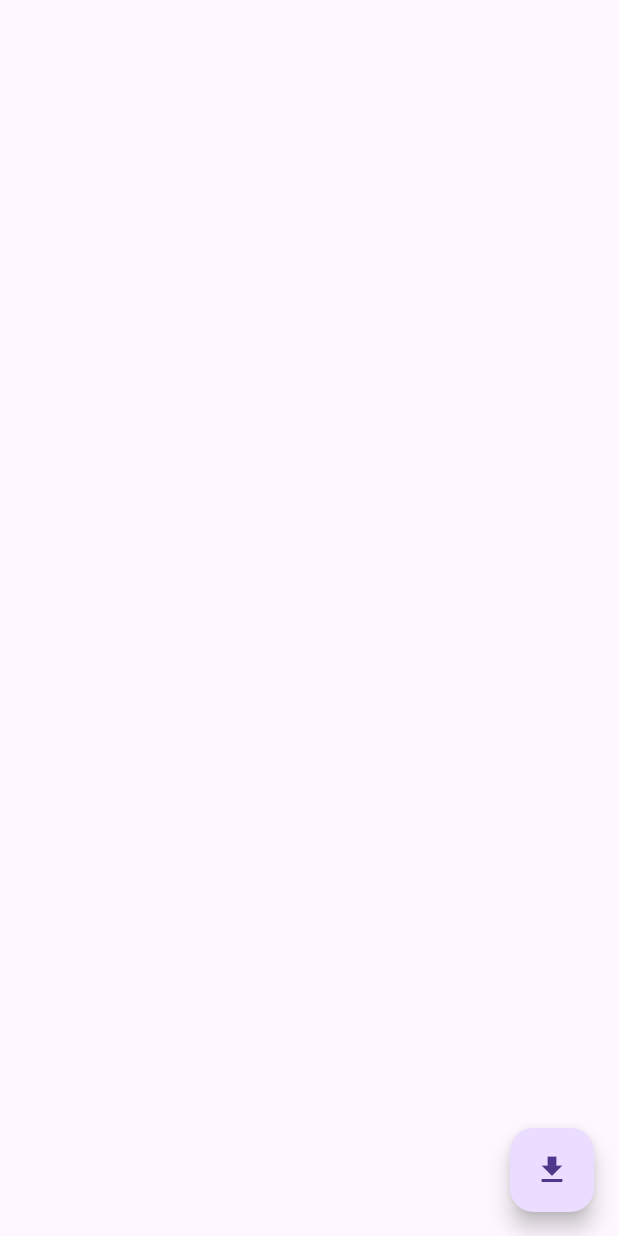
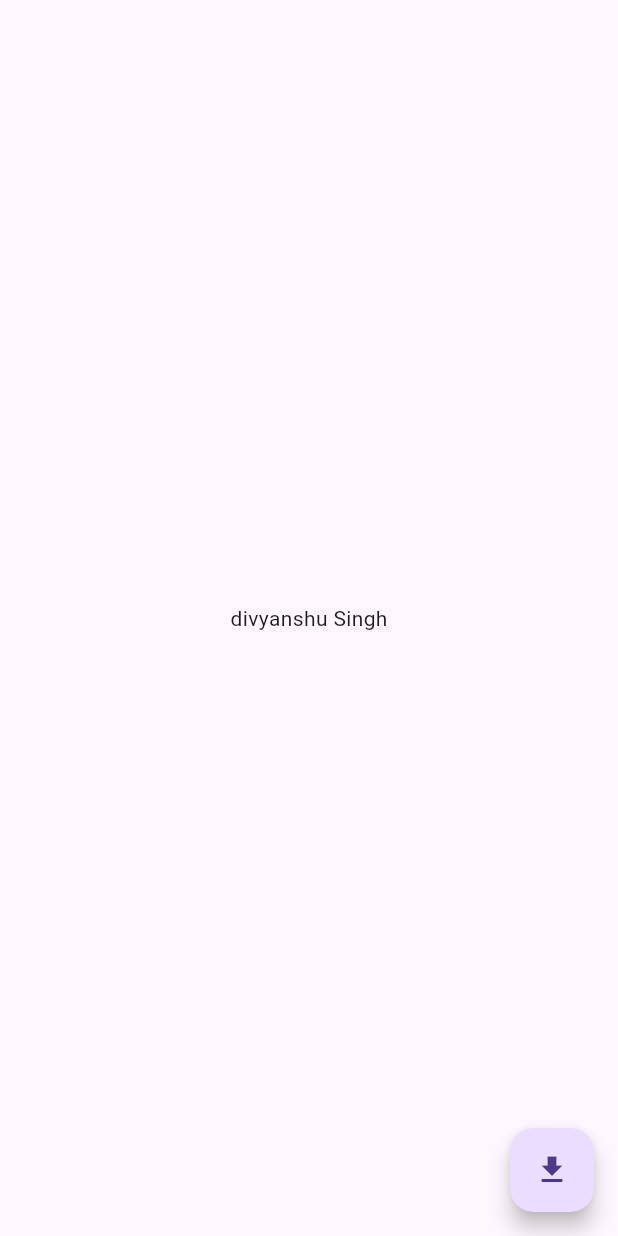
Before and after one commit to Divyanshu050303/Bloc, a Flutter app: the screen it shows after launch, on a phone screen of 412 x 824 dp. Run offline on Flutter 3.47's test engine with Material 3 defaults, Android fonts, the light colour scheme and no system bars; our stand-ins replace bloc, bloc_concurrency, dio, equatable, flutter_bloc, stream_transform and 1 more; missing offline and left inert: video_thumbnail.

Commit message:
Video player using bloc

```diff
--- a/lib/main.dart
+++ b/lib/main.dart
@@ -11,10 +11,14 @@ import 'package:flutter_bloc/flutter_bloc.dart';
 // import 'package:tap/animation/heartBreak.dart';
 // import 'package:tap/animation/rotateImage.dart';
 // import 'package:tap/animation/walkingContainer.dart';
-import 'package:tap/photo/bloc/photo_bloc.dart';
-import 'package:tap/photo/provider/PhotoProvider.dart';
-import 'package:tap/photo/repository/photoRepository.dart';
-import 'package:tap/photo/view/photoDisplay.dart';
+// import 'package:tap/photo/bloc/photo_bloc.dart';
+// import 'package:tap/photo/provider/PhotoProvider.dart';
+// import 'package:tap/photo/repository/photoRepository.dart';
+// import 'package:tap/photo/view/photoDisplay.dart';
+import 'package:tap/video_player/bloc/video_bloc.dart';
+import 'package:tap/video_player/provider/VideoProvider.dart';
+import 'package:tap/video_player/repository/video_repository.dart';
+import 'package:tap/video_player/views/video_palyer.dart';
 // import 'package:tap/animation/rotate.dart';
 
 // import 'package:tap/infinite_list_app/simple_bloc_observer.dart';
@@ -76,10 +80,10 @@ class MyApp extends StatelessWidget {
       //   ),
       // ),
       home: RepositoryProvider(
-        create: (context) => PhotoRepository(Photoprovider()),
+        create: (context) => VideoRepository(Videoprovider()),
         child: BlocProvider(
-          create: (context) => PhotoBloc(context.read<PhotoRepository>()),
-          child: const Photodisplay(),
+          create: (context) => VideoBloc(context.read<VideoRepository>()),
+          child: const VideoPalyer(),
         ),
       ),
       // home: AnimatedHeart(),
--- /dev/null
+++ b/lib/video_player/bloc/video_bloc.dart
@@ -0,0 +1,19 @@
+import 'package:bloc/bloc.dart';
+import 'package:tap/video_player/bloc/video_event.dart';
+import 'package:tap/video_player/bloc/video_state.dart';
+import 'package:tap/video_player/repository/video_repository.dart';
+
+class VideoBloc extends Bloc<VideoEvent, VideoState> {
+  final VideoRepository _videoRepository;
+  VideoBloc(this._videoRepository) : super(VideoIntialState()) {
+    on<LoadingVideoevent>((event, emit) async {
+      emit(VideoLoadingState());
+      try {
+        final video = await _videoRepository.getVideo();
+        emit(VideoSuccessState(video));
+      } catch (e) {
+        emit(VideoErrorState(e.toString()));
+      }
+    });
+  }
+}
--- /dev/null
+++ b/lib/video_player/bloc/video_event.dart
@@ -0,0 +1,8 @@
+sealed class VideoEvent {}
+
+final class LoadingVideoevent extends VideoEvent {}
+
+final class VidoeThumbNailEvent extends VideoEvent {
+  final String videoUrl;
+  VidoeThumbNailEvent(this.videoUrl);
+}
--- /dev/null
+++ b/lib/video_player/bloc/video_state.dart
@@ -0,0 +1,19 @@
+import 'package:tap/video_player/model/video_model.dart';
+
+sealed class VideoState {}
+
+final class VideoIntialState extends VideoState {}
+
+final class VideoLoadingState extends VideoState {}
+
+final class VideoErrorState extends VideoState {
+  final String error;
+  VideoErrorState(this.error);
+}
+
+final class VideoSuccessState extends VideoState {
+  final VideoModel videoModel;
+  VideoSuccessState(this.videoModel);
+}
+
+final class VidoeThumbNailState extends VideoState {}
--- /dev/null
+++ b/lib/video_player/model/video_model.dart
@@ -0,0 +1,218 @@
+// To parse this JSON data, do
+//
+//     final videoModel = videoModelFromJson(jsonString);
+
+import 'dart:convert';
+
+VideoModel videoModelFromJson(String str) =>
+    VideoModel.fromJson(json.decode(str));
+
+String videoModelToJson(VideoModel data) => json.encode(data.toJson());
+
+class VideoModel {
+  int page;
+  int perPage;
+  List<Video> videos;
+  int totalResults;
+  String nextPage;
+  String url;
+
+  VideoModel({
+    required this.page,
+    required this.perPage,
+    required this.videos,
+    required this.totalResults,
+    required this.nextPage,
+    required this.url,
+  });
+
+  factory VideoModel.fromJson(Map<String, dynamic> json) => VideoModel(
+        page: json["page"],
+        perPage: json["per_page"],
+        videos: List<Video>.from(json["videos"].map((x) => Video.fromJson(x))),
+        totalResults: json["total_results"],
+        nextPage: json["next_page"],
+        url: json["url"],
+      );
+
+  Map<String, dynamic> toJson() => {
+        "page": page,
+        "per_page": perPage,
+        "videos": List<dynamic>.from(videos.map((x) => x.toJson())),
+        "total_results": totalResults,
+        "next_page": nextPage,
+        "url": url,
+      };
+}
+
+class Video {
+  int id;
+  int width;
+  int height;
+  int duration;
+  dynamic fullRes;
+  List<dynamic> tags;
+  String url;
+  String image;
+  dynamic avgColor;
+  User user;
+  List<VideoFile> videoFiles;
+  List<VideoPicture> videoPictures;
+
+  Video({
+    required this.id,
+    required this.width,
+    required this.height,
+    required this.duration,
+    required this.fullRes,
+    required this.tags,
+    required this.url,
+    required this.image,
+    required this.avgColor,
+    required this.user,
+    required this.videoFiles,
+    required this.videoPictures,
+  });
+
+  factory Video.fromJson(Map<String, dynamic> json) => Video(
+        id: json["id"],
+        width: json["width"],
+        height: json["height"],
+        duration: json["duration"],
+        fullRes: json["full_res"],
+        tags: List<dynamic>.from(json["tags"].map((x) => x)),
+        url: json["url"],
+        image: json["image"],
+        avgColor: json["avg_color"],
+        user: User.fromJson(json["user"]),
+        videoFiles: List<VideoFile>.from(
+            json["video_files"].map((x) => VideoFile.fromJson(x))),
+        videoPictures: List<VideoPicture>.from(
+            json["video_pictures"].map((x) => VideoPicture.fromJson(x))),
+      );
+
+  Map<String, dynamic> toJson() => {
+        "id": id,
+        "width": width,
+        "height": height,
+        "duration": duration,
+        "full_res": fullRes,
+        "tags": List<dynamic>.from(tags.map((x) => x)),
+        "url": url,
+        "image": image,
+        "avg_color": avgColor,
+        "user": user.toJson(),
+        "video_files": List<dynamic>.from(videoFiles.map((x) => x.toJson())),
+        "video_pictures":
+            List<dynamic>.from(videoPictures.map((x) => x.toJson())),
+      };
+}
+
+class User {
+  int id;
+  String name;
+  String url;
+
+  User({
+    required this.id,
+    required this.name,
+    required this.url,
+  });
+
+  factory User.fromJson(Map<String, dynamic> json) => User(
+        id: json["id"],
+        name: json["name"],
+        url: json["url"],
+      );
+
+  Map<String, dynamic> toJson() => {
+        "id": id,
+        "name": name,
+        "url": url,
+      };
+}
+
+class VideoFile {
+  int id;
+  Quality quality;
+  FileType fileType;
+  int width;
+  int height;
+  double fps;
+  String link;
+
+  VideoFile({
+    required this.id,
+    required this.quality,
+    required this.fileType,
+    required this.width,
+    required this.height,
+    required this.fps,
+    required this.link,
+  });
+
+  factory VideoFile.fromJson(Map<String, dynamic> json) => VideoFile(
+        id: json["id"],
+        quality: qualityValues.map[json["quality"]]!,
+        fileType: fileTypeValues.map[json["file_type"]]!,
+        width: json["width"],
+        height: json["height"],
+        fps: json["fps"]?.toDouble(),
+        link: json["link"],
+      );
+
+  Map<String, dynamic> toJson() => {
+        "id": id,
+        "quality": qualityValues.reverse[quality],
+        "file_type": fileTypeValues.reverse[fileType],
+        "width": width,
+        "height": height,
+        "fps": fps,
+        "link": link,
+      };
+}
+
+enum FileType { VIDEO_MP4 }
+
+final fileTypeValues = EnumValues({"video/mp4": FileType.VIDEO_MP4});
+
+enum Quality { HD, SD, UHD }
+
+final qualityValues =
+    EnumValues({"hd": Quality.HD, "sd": Quality.SD, "uhd": Quality.UHD});
+
+class VideoPicture {
+  int id;
+  int nr;
+  String picture;
+
+  VideoPicture({
+    required this.id,
+    required this.nr,
+    required this.picture,
+  });
+
+  factory VideoPicture.fromJson(Map<String, dynamic> json) => VideoPicture(
+        id: json["id"],
+        nr: json["nr"],
+        picture: json["picture"],
+      );
+
+  Map<String, dynamic> toJson() => {
+        "id": id,
+        "nr": nr,
+        "picture": picture,
+      };
+}
+
+class EnumValues<T> {
+  Map<String, T> map;
+  late Map<T, String> reverseMap;
+
+  EnumValues(this.map);
+
+  Map<T, String> get reverse {
+    reverseMap = map.map((k, v) => MapEntry(v, k));
+    return reverseMap;
+  }
+}
--- /dev/null
+++ b/lib/video_player/repository/video_repository.dart
@@ -0,0 +1,15 @@
+import 'package:tap/video_player/model/video_model.dart';
+import 'package:tap/video_player/provider/VideoProvider.dart';
+
+abstract class IVideoRepostory {
+  Future<VideoModel> getVideo();
+}
+
+class VideoRepository implements IVideoRepostory {
+  final Videoprovider _videoprovider;
+  VideoRepository(this._videoprovider);
+  @override
+  Future<VideoModel> getVideo() {
+    return _videoprovider.getVideos();
+  }
+}
--- /dev/null
+++ b/lib/video_player/views/video_palyer.dart
@@ -0,0 +1,74 @@
+import 'package:flutter/material.dart';
+import 'package:flutter_bloc/flutter_bloc.dart';
+import 'package:tap/video_player/bloc/video_bloc.dart';
+import 'package:tap/video_player/bloc/video_event.dart';
+import 'package:tap/video_player/bloc/video_state.dart';
+import 'package:tap/video_player/model/video_model.dart';
+import 'package:tap/video_player/views/buildThumbNail.dart';
+import 'package:tap/video_player/views/paly_video.dart';
+
+class VideoPalyer extends StatelessWidget {
+  const VideoPalyer({super.key});
+
+  @override
+  Widget build(BuildContext context) {
+    return Scaffold(
+      floatingActionButton: FloatingActionButton(
+        onPressed: () {
+          context.read<VideoBloc>().add(LoadingVideoevent());
+        },
+        tooltip: "fetch Video",
+        child: Icon(Icons.download),
+      ),
+      body: BlocBuilder<VideoBloc, VideoState>(
+        builder: (context, state) {
+          if (state is VideoLoadingState) {
+            return const Center(
+              child: CircularProgressIndicator(),
+            );
+          }
+          if (state is VideoErrorState) {
+            return Center(
+              child: Text(state.error),
+            );
+          }
+          if (state is VideoSuccessState) {
+            print("Fetched success");
+            List<Video> videoList = state.videoModel.videos;
+            print(videoList.length);
+            return videoList.isNotEmpty
+                ? ListView.builder(
+                    itemCount: videoList.length,
+                    itemBuilder: (context, index) {
+                      return GestureDetector(
+                        onTap: () {
+                          Navigator.push(
+                              context,
+                              MaterialPageRoute(
+                                  builder: (context) => PalyVideo(
+                                        videoUrl:
+                                            videoList[index].videoFiles[0].link,
+                                      )));
+                        },
+                        child: Card(
+                          color: Colors.black,
+                          margin: const EdgeInsets.all(10),
+                          child: Buildthumbnail(
+                            filePath: videoList[index].videoFiles[0].link,
+                          ),
+                        ),
+                      );
+                    })
+                : const Center(
+                    child: Text("no data found"),
+                  );
+          }
+
+          return const SizedBox(
+            child: Center(child: Text("divyanshu Singh")),
+          );
+        },
+      ),
+    );
+  }
+}
--- a/pubspec.yaml
+++ b/pubspec.yaml
@@ -37,6 +37,8 @@ dependencies:
   stream_transform: ^2.1.0
   bloc_concurrency: ^0.2.5
   dio: ^5.4.3+1
+  video_player: ^2.8.7
+  video_thumbnail: ^0.5.3
 
   # The following adds the Cupertino Icons font to your application.
   # Use with the CupertinoIcons class for iOS style icons.
```
Also changed, not shown: lib/video_player/provider/VideoProvider.dart (added, +24 -0 lines), lib/video_player/views/buildThumbNail.dart (added, +41 -0 lines), lib/video_player/views/paly_video.dart (added, +68 -0 lines), pubspec.lock, 1 other file.
